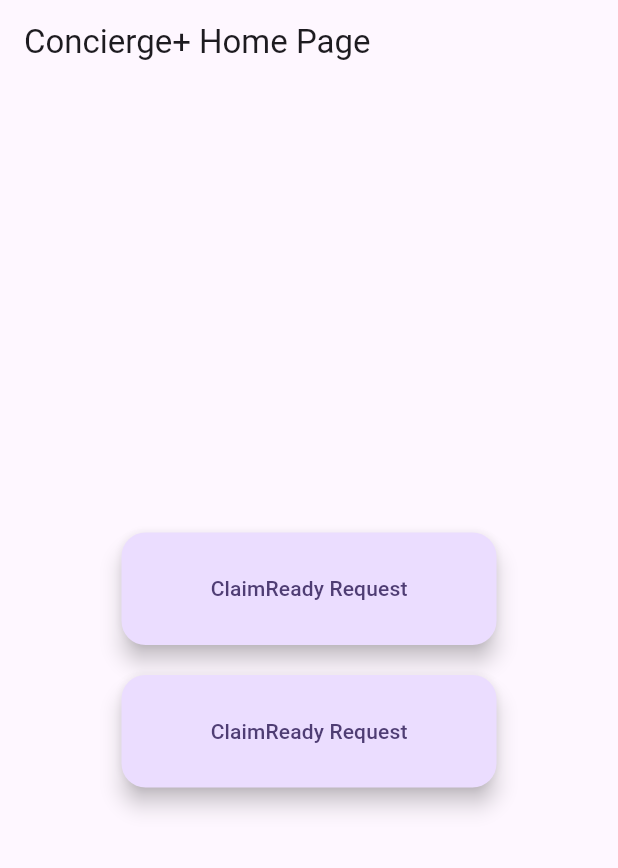
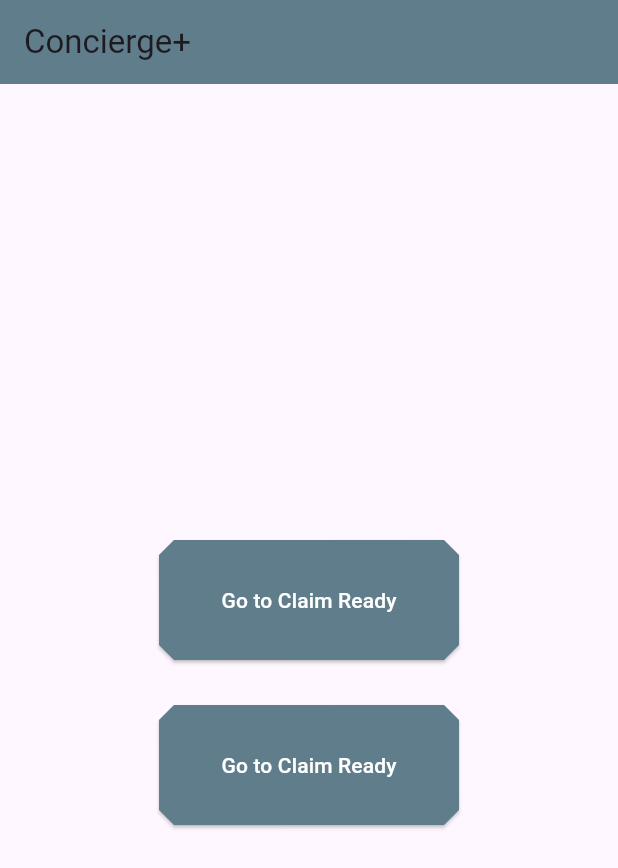
Before and after one commit to KalebBarness/hr_customer, a Flutter app: the screen it shows after launch, on a phone screen of 412 x 824 dp. Shown: the top 868 px of the screen. Run offline on Flutter 3.47's test engine with Material 3 defaults, Android fonts, the phone set to English and light mode, and no system bars.

Commit message:
Fixed errors

```diff
--- a/lib/home.dart
+++ b/lib/home.dart
@@ -1,4 +1,3 @@
-
 import 'package:flutter/material.dart';
 import 'package:hp_customer/claimready.dart';
 
@@ -8,49 +7,53 @@ class HomePage extends StatefulWidget {
   final String title;
 
   @override
-  State<HomePage> createState() => _MyHomePageState();
+  State<HomePage> createState() => _HomePageState();
 }
 
-class _MyHomePageState extends State<HomePage> {
-
+class _HomePageState extends State<HomePage> {
   @override
   Widget build(BuildContext context) {
     return Scaffold(
       appBar: AppBar(
         title: Text(widget.title),
+        backgroundColor: Colors.blueGrey[500],
       ),
       body: Center(
           child: Column(
             mainAxisAlignment: MainAxisAlignment.center,
         children: [
-                Container(
-                  width: 250,
-                  height: 75,
-                  child: FloatingActionButton(
-                    onPressed: () { Navigator.push(
+          const SizedBox(height: 30),
+          SizedBox(
+            height: 80,
+            width: 200,
+            child: ElevatedButton(
+            style: ElevatedButton.styleFrom(backgroundColor: Colors.blueGrey[500], shape: BeveledRectangleBorder(borderRadius: BorderRadius.circular(10))),
+            onPressed: () {
+              Navigator.push(
                 context,
                 MaterialPageRoute(builder: (context) => Claimready()),
               );
             },
-                    child: const Text('ClaimReady Request'),
+            child: Text('Go to Claim Ready', style: TextStyle(color: Colors.white)),
           ),
           ),
-                SizedBox(height: 20),
-                Container(
-                  width: 250,
-                  height: 75,
-                  child: FloatingActionButton(
-                    onPressed: () { Navigator.push(
+          const SizedBox(height: 30),
+          SizedBox(
+            height: 80,
+            width: 200,
+            child: ElevatedButton(
+            style: ElevatedButton.styleFrom(backgroundColor: Colors.blueGrey[500], shape: BeveledRectangleBorder(borderRadius: BorderRadius.circular(10))),
+            onPressed: () {
+              Navigator.push(
                 context,
                 MaterialPageRoute(builder: (context) => Claimready()),
               );
             },
-                    child: const Text('ClaimReady Request'),
+            child: Text('Go to Claim Ready', style: TextStyle(color: Colors.white)),
           ),
           ),
         ],
-        ),
-      ),
+      )),
     );
   }
 }
--- a/lib/main.dart
+++ b/lib/main.dart
@@ -32,7 +32,7 @@
         colorScheme: ColorScheme.fromSeed(seedColor: Colors.deepPurple),
         useMaterial3: true,
       ),
-      home: const HomePage(title: 'Concierge+ Home Page'),
+      home: const HomePage(title: 'Concierge+'),
     );
   }
 }
```
Lines whose indentation alone changed are shown as unchanged.
